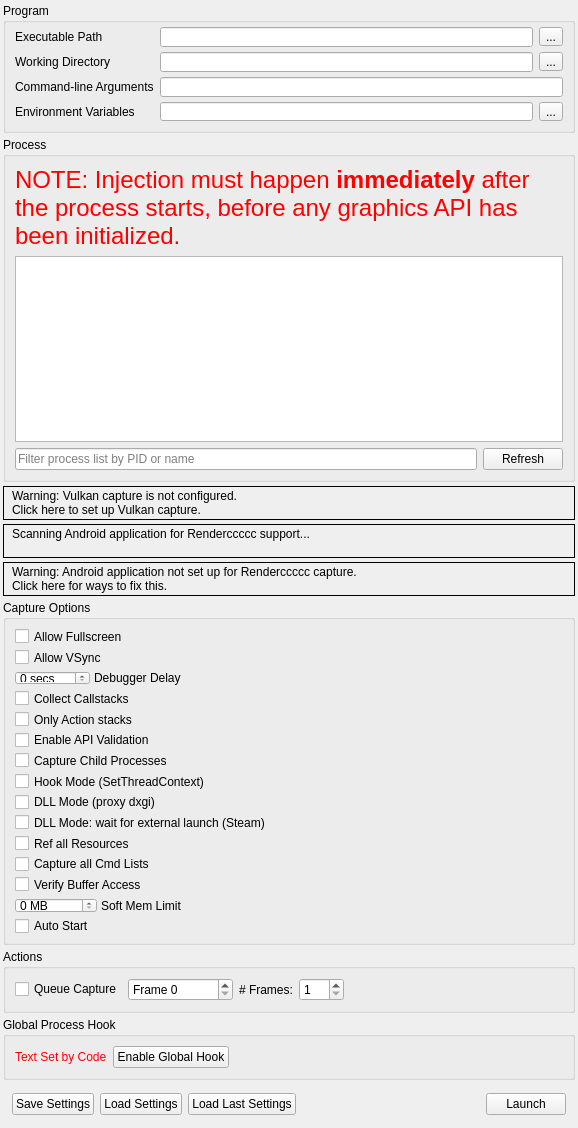
Qt form qrenderccccc/Windows/Dialogs/CaptureDialog.ui (f2015805589/renderdoccccc) before a commit.
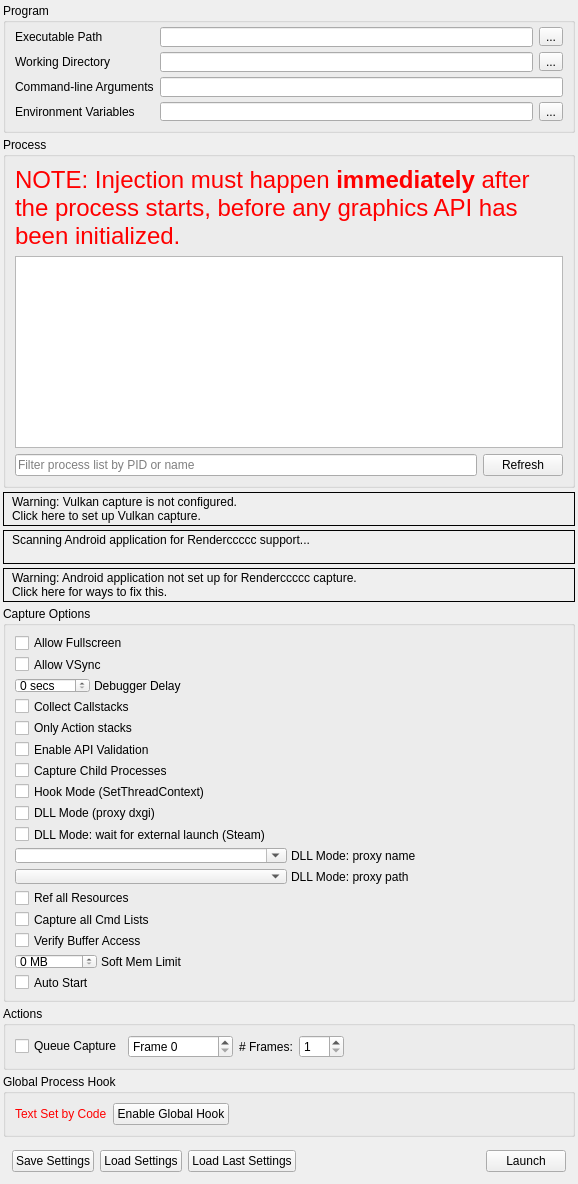
The same form after that commit. Icons and pictures are not drawn. Custom widgets are drawn as their Qt base class.

What changed in the file:
```diff
--- a/qrenderccccc/Windows/Dialogs/CaptureDialog.ui
+++ b/qrenderccccc/Windows/Dialogs/CaptureDialog.ui
@@ -529,6 +529,118 @@
         </property>
        </widget>
       </item>
+      <item>
+       <widget class="QFrame" name="DllModeNameFrame">
+        <property name="frameShape">
+         <enum>QFrame::NoFrame</enum>
+        </property>
+        <property name="frameShadow">
+         <enum>QFrame::Plain</enum>
+        </property>
+        <layout class="QHBoxLayout" name="dllModeNameLayout">
+         <property name="spacing">
+          <number>4</number>
+         </property>
+         <property name="leftMargin">
+          <number>0</number>
+         </property>
+         <property name="topMargin">
+          <number>0</number>
+         </property>
+         <property name="rightMargin">
+          <number>0</number>
+         </property>
+         <property name="bottomMargin">
+          <number>0</number>
+         </property>
+         <item>
+          <widget class="QComboBox" name="DllModeName">
+           <property name="minimumSize">
+            <size>
+             <width>200</width>
+             <height>0</height>
+            </size>
+           </property>
+           <property name="toolTip">
+            <string>With DLL Mode: the name the deployed proxy disguises itself as once CaptureProbe and its hooks are loaded. The file it was loaded from is renamed to dxgi.dll.tmp and its entry in the module list reports this name.
+
+Choose the name of a system component the application is unlikely to load itself - a name that is already in the process would appear twice in the module list. Any file name can be typed in, and 'dxgi.dll' turns the disguise off.</string>
+           </property>
+           <property name="editable">
+            <bool>true</bool>
+           </property>
+           <property name="insertPolicy">
+            <enum>QComboBox::NoInsert</enum>
+           </property>
+          </widget>
+         </item>
+         <item>
+          <widget class="QLabel" name="DllModeNameLabel">
+           <property name="toolTip">
+            <string>The name the proxy dxgi.dll disguises itself as when DLL Mode is used.</string>
+           </property>
+           <property name="text">
+            <string>DLL Mode: proxy name</string>
+           </property>
+          </widget>
+         </item>
+        </layout>
+       </widget>
+      </item>
+      <item>
+       <widget class="QFrame" name="DllModePathFrame">
+        <property name="frameShape">
+         <enum>QFrame::NoFrame</enum>
+        </property>
+        <property name="frameShadow">
+         <enum>QFrame::Plain</enum>
+        </property>
+        <layout class="QHBoxLayout" name="dllModePathLayout">
+         <property name="spacing">
+          <number>4</number>
+         </property>
+         <property name="leftMargin">
+          <number>0</number>
+         </property>
+         <property name="topMargin">
+          <number>0</number>
+         </property>
+         <property name="rightMargin">
+          <number>0</number>
+         </property>
+         <property name="bottomMargin">
+          <number>0</number>
+         </property>
+         <item>
+          <widget class="QComboBox" name="DllModePath">
+           <property name="minimumSize">
+            <size>
+             <width>200</width>
+             <height>0</height>
+            </size>
+           </property>
+           <property name="toolTip">
+            <string>With DLL Mode: where the disguised path of the proxy points.
+
+System directory - the disguised path names a real, signed system file, so a check for the file or its signature finds an ordinary system module. Only use this with a name the application does not load itself, or the module list will end up with two entries with the same path.
+
+Next to the proxy - the disguised path stays in the application's directory, where that file deliberately does not exist, so nothing can load a module from it, but a check for the file will not find it.</string>
+           </property>
+          </widget>
+         </item>
+         <item>
+          <widget class="QLabel" name="DllModePathLabel">
+           <property name="toolTip">
+            <string>Where the disguised path of the proxy points.</string>
+           </property>
+           <property name="text">
+            <string>DLL Mode: proxy path</string>
+           </property>
+          </widget>
+         </item>
+        </layout>
+       </widget>
+      </item>
       <item>
        <widget class="QCheckBox" name="RefAllResources">
         <property name="toolTip">
```
